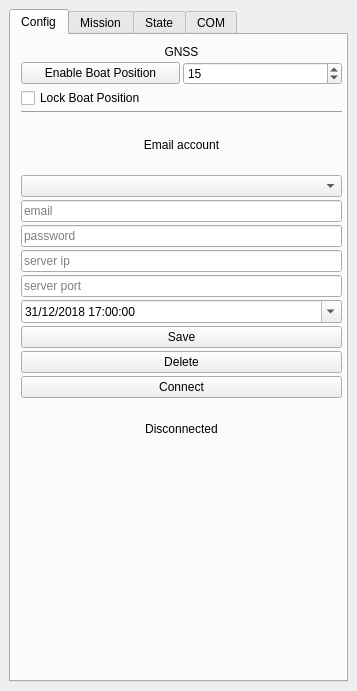
First picture: the form in tools/qgis/seabot/seabot_dockwidget_base.ui, repository ThomasLeMezo/seabot, before the edit.
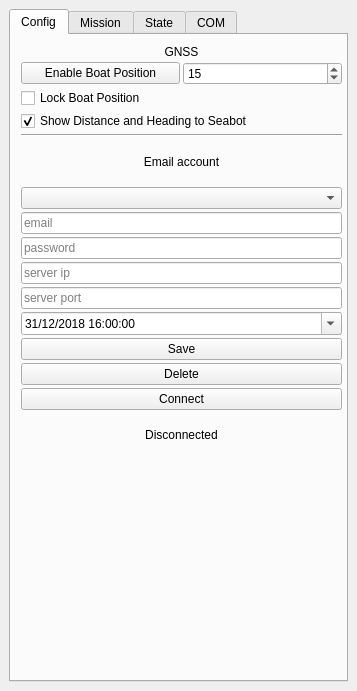
Second picture: the form after the edit.

Patch:
```diff
--- a/tools/qgis/seabot/seabot_dockwidget_base.ui
+++ b/tools/qgis/seabot/seabot_dockwidget_base.ui
@@ -102,7 +102,7 @@
           <height>411</height>
          </rect>
         </property>
-        <layout class="QVBoxLayout" name="verticalLayout_2" stretch="1,0,0,0,0,0,0,0,0,0,0,0,0,0,0">
+        <layout class="QVBoxLayout" name="verticalLayout_2" stretch="1,0,0,0,0,0,0,0,0,0,0,0,0,0,0,0">
          <property name="spacing">
           <number>3</number>
          </property>
@@ -207,6 +207,16 @@
            </property>
           </widget>
          </item>
+         <item>
+          <widget class="QCheckBox" name="checkBox_gnss_distance">
+           <property name="text">
+            <string>Show Distance and Heading to Seabot</string>
+           </property>
+           <property name="checked">
+            <bool>true</bool>
+           </property>
+          </widget>
+         </item>
          <item>
           <widget class="Line" name="line_2">
            <property name="orientation">
@@ -295,7 +305,7 @@
           <widget class="QDateTimeEdit" name="dateTimeEdit_last_sync">
            <property name="dateTime">
             <datetime>
-             <hour>17</hour>
+             <hour>16</hour>
              <minute>0</minute>
              <second>0</second>
              <year>2018</year>
@@ -305,7 +315,7 @@
            </property>
            <property name="minimumDateTime">
             <datetime>
-             <hour>15</hour>
+             <hour>14</hour>
              <minute>0</minute>
              <second>0</second>
              <year>2014</year>
```
